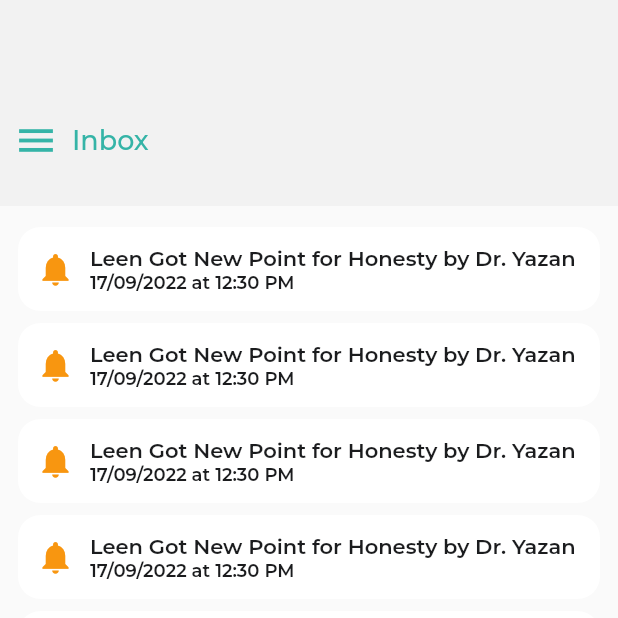
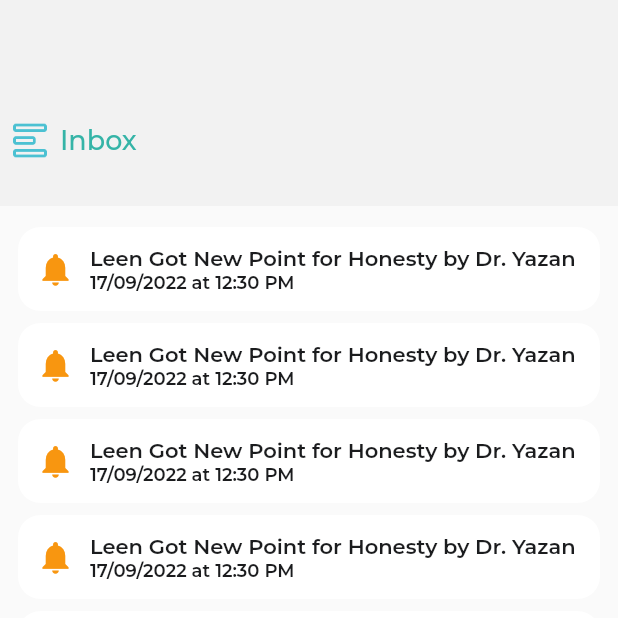
Before and after one commit to icsicsics/school, a Flutter app: the NotificationsScreen screen opened directly, on a phone screen of 412 x 824 dp, the top half of it. Run offline on Flutter 3.47's test engine with Material 2 defaults, Android fonts, the phone set to English and light mode, and no system bars; our stand-ins replace device_info_plus, dio, firebase_core, firebase_messaging, flutter_bloc, flutter_local_notifications and 11 more; accounts and stored records are empty; project files that could hold a hidden picture were left out.

Commit message:
handle side menu icon

```diff
--- a/lib/core/utils/resorces/image_path.dart
+++ b/lib/core/utils/resorces/image_path.dart
@@ -8,4 +8,5 @@ class ImagesPath {
   static const String star = "${_basePath}star.svg";
   static const String ar = "${_basePath}ar.png";
   static const String en = "${_basePath}en.png";
+  static const String menu = "${_basePath}menu.png";
 }
--- a/lib/presentation/ui/home/home_screen.dart
+++ b/lib/presentation/ui/home/home_screen.dart
@@ -48,6 +48,7 @@ class _HomeScreenState extends BaseState<HomeScreen> {
               language: _language,
             ),
             body: HomeContentWidget(
+
                 globalKey: _key,
                 isFather: _isFather,
                 bloc: _homeBloc,
--- a/lib/presentation/ui/notifications/widgets/notifications_app_bar_widget.dart
+++ b/lib/presentation/ui/notifications/widgets/notifications_app_bar_widget.dart
@@ -1,5 +1,6 @@
 import 'package:flutter/material.dart';
 import 'package:schools/core/utils/resorces/color_manager.dart';
+import 'package:schools/core/utils/resorces/image_path.dart';
 import 'package:schools/generated/l10n.dart';
 import 'package:schools/presentation/shere_widgets/medium_text_widget.dart';
 
@@ -21,13 +22,11 @@ class NotificationsAppBarWidget extends StatelessWidget {
         padding: const EdgeInsets.only(top: 50),
         child: Row(
           children: [
-            IconButton(
-                onPressed: onTapMenu,
-                icon: const Icon(
-                  Icons.menu,
-                  color: ColorsManager.secondaryColor,
-                  size: 30,
-                )),
+            const  SizedBox(width: 5,),
+            InkWell(
+                onTap: onTapMenu,
+                child: Image.asset(ImagesPath.menu,width: 30,height: 30, color: ColorsManager.primaryColor)),
+            const  SizedBox(width: 5,),
              Expanded(
               child: MediumTextWidget(
                   text: isFather
```
Also changed, not shown: lib/presentation/ui/home/widgets/home_app_bar_widget.dart (+6 -9 lines), assets/images/menu.png (added).
